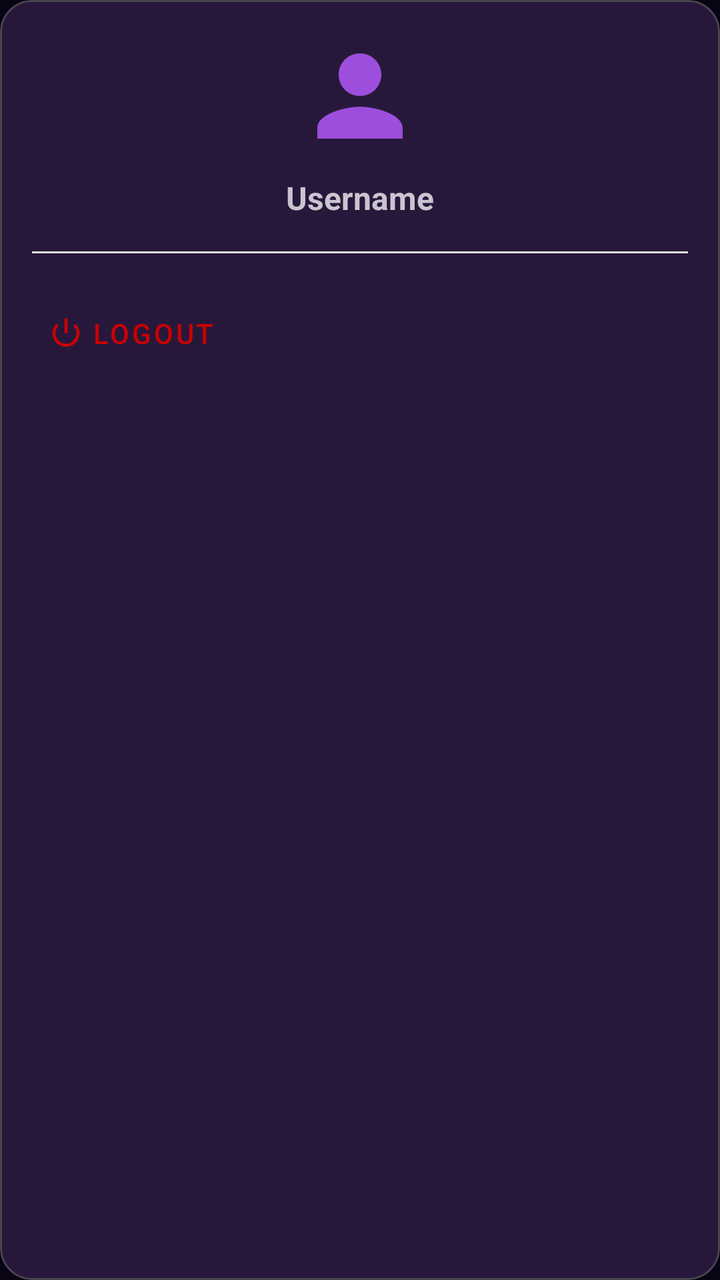
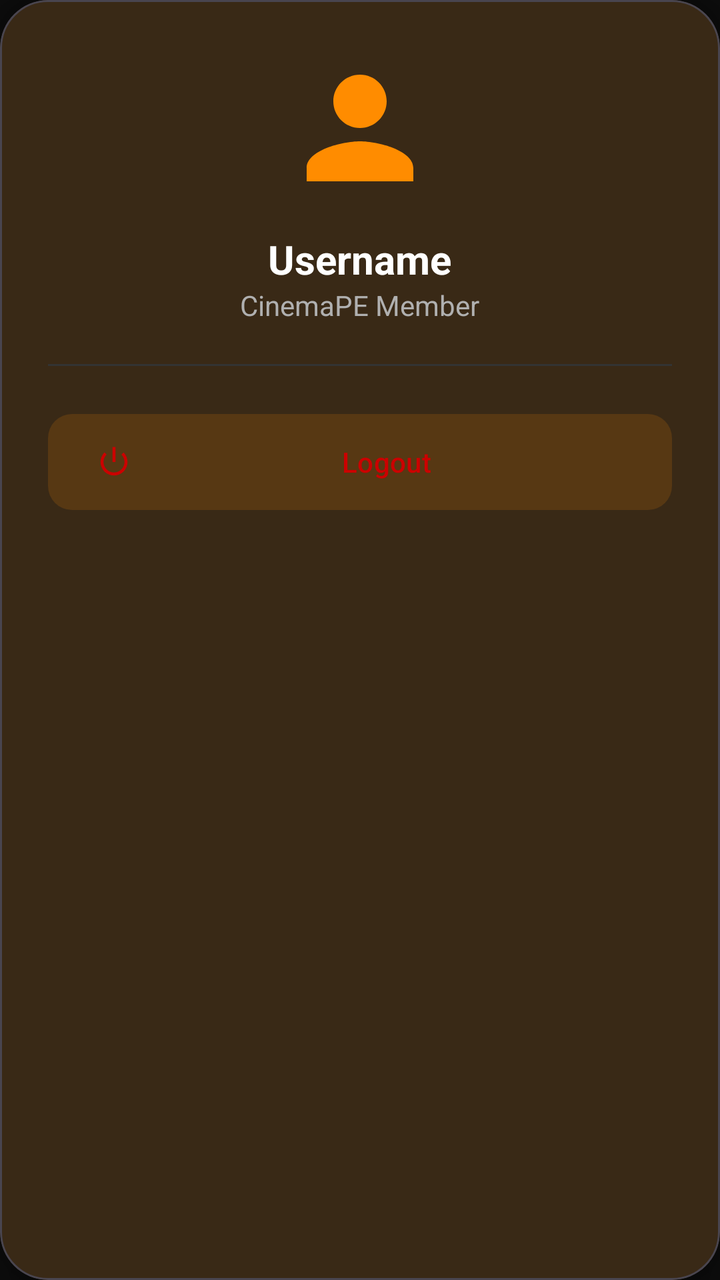

Two renders of the same Android screen: before a commit and after it. Below are the layout's source before the change and the commit's diff.
<!-- AndroidManifest.xml: application theme Theme.CinemaPE -->
<!-- res/layout/layout_profile_dialog.xml -->
<?xml version="1.0" encoding="utf-8"?>
<com.google.android.material.card.MaterialCardView xmlns:android="http://schemas.android.com/apk/res/android"
    xmlns:app="http://schemas.android.com/apk/res-auto"
    android:layout_width="280dp"
    android:layout_height="wrap_content"
    app:cardCornerRadius="16dp"
    app:cardElevation="8dp">

    <LinearLayout
        android:layout_width="match_parent"
        android:layout_height="wrap_content"
        android:orientation="vertical"
        android:padding="16dp">

        <ImageView
            android:layout_width="64dp"
            android:layout_height="64dp"
            android:layout_gravity="center"
            android:src="@drawable/ic_profile"
            app:tint="?attr/colorPrimary" />

        <TextView
            android:id="@+id/tvUsername"
            android:layout_width="wrap_content"
            android:layout_height="wrap_content"
            android:layout_gravity="center"
            android:layout_marginTop="8dp"
            android:text="Username"
            android:textSize="16sp"
            android:textStyle="bold" />

        <View
            android:layout_width="match_parent"
            android:layout_height="1dp"
            android:layout_marginVertical="16dp"
            android:background="#DDDDDD" />

        <com.google.android.material.button.MaterialButton
            android:id="@+id/btn_logout"
            style="@style/Widget.MaterialComponents.Button.TextButton"
            android:layout_width="match_parent"
            android:layout_height="wrap_content"
            android:gravity="start|center_vertical"
            android:text="Logout"
            android:textColor="@android:color/holo_red_dark"
            app:icon="@android:drawable/ic_lock_power_off"
            app:iconTint="@android:color/holo_red_dark" />

    </LinearLayout>
</com.google.android.material.card.MaterialCardView>
<!-- resources referenced by this layout -->
<resources>
  <!-- drawable ic_profile (drawable) -->
  <vector xmlns:android="http://schemas.android.com/apk/res/android"
      android:width="24dp"
      android:height="24dp"
      android:viewportWidth="24"
      android:viewportHeight="24"
      android:tint="?attr/colorControlNormal">
      <path
          android:fillColor="@android:color/white"
          android:pathData="M12,12c2.21,0 4,-1.79 4,-4s-1.79,-4 -4,-4 -4,1.79 -4,4 1.79,4 4,4zM12,14c-2.67,0 -8,1.34 -8,4v2h16v-2c0,-2.66 -5.33,-4 -8,-4z" />
  </vector>
  <style name="Theme.CinemaPE" parent="Base.Theme.CinemaPE" />
  <style name="Base.Theme.CinemaPE" parent="Theme.Material3.Dark.NoActionBar">
          <item name="colorPrimary">@color/purple_primary</item>
          <item name="colorOnPrimary">@color/purple_bg_dark</item>
  
          <item name="android:windowBackground">@color/purple_bg_dark</item>
          <item name="colorSurface">@color/purple_card_dark</item>
          <item name="colorOnSurface">@color/text_main</item>
  
          <item name="colorPrimaryContainer">@color/purple_bg_dark</item>
          <item name="colorOnPrimaryContainer">@color/purple_primary</item>
          <item name="colorSurfaceVariant">@color/purple_bg_dark</item>
  
          <item name="colorSecondaryContainer">#269D4EDD</item>
          <item name="colorOnSecondaryContainer">@color/purple_primary</item>
  
          <item name="android:statusBarColor">@color/purple_bg_dark</item>
      </style>
  <color name="purple_primary">#FF9D4EDD</color>
  <color name="purple_bg_dark">#FF0A0516</color>
  <color name="purple_card_dark">#FF181126</color>
  <color name="text_main">#FFF5F5F7</color>
</resources>

<!-- the commit's change to res/layout/layout_profile_dialog.xml (unified diff, before → after) -->
@@ -1,50 +1,58 @@
 <?xml version="1.0" encoding="utf-8"?>
 <com.google.android.material.card.MaterialCardView xmlns:android="http://schemas.android.com/apk/res/android"
     xmlns:app="http://schemas.android.com/apk/res-auto"
-    android:layout_width="280dp"
+    android:layout_width="320dp"
     android:layout_height="wrap_content"
-    app:cardCornerRadius="16dp"
-    app:cardElevation="8dp">
+    app:cardCornerRadius="24dp"
+    app:cardElevation="12dp"
+    app:cardBackgroundColor="@color/black_card_dark">
 
     <LinearLayout
         android:layout_width="match_parent"
         android:layout_height="wrap_content"
         android:orientation="vertical"
-        android:padding="16dp">
+        android:padding="24dp"
+        android:gravity="center">
 
         <ImageView
-            android:layout_width="64dp"
-            android:layout_height="64dp"
-            android:layout_gravity="center"
+            android:layout_width="80dp"
+            android:layout_height="80dp"
             android:src="@drawable/ic_profile"
-            app:tint="?attr/colorPrimary" />
+            app:tint="@color/orange_primary" />
 
         <TextView
             android:id="@+id/tvUsername"
             android:layout_width="wrap_content"
             android:layout_height="wrap_content"
-            android:layout_gravity="center"
-            android:layout_marginTop="8dp"
+            android:layout_marginTop="12dp"
             android:text="Username"
-            android:textSize="16sp"
+            android:textColor="@color/white"
+            android:textSize="20sp"
             android:textStyle="bold" />
+
+        <TextView
+            android:layout_width="wrap_content"
+            android:layout_height="wrap_content"
+            android:text="CinemaPE Member"
+            android:textColor="@color/text_muted"
+            android:textSize="14sp" />
 
         <View
             android:layout_width="match_parent"
             android:layout_height="1dp"
-            android:layout_marginVertical="16dp"
-            android:background="#DDDDDD" />
+            android:layout_marginVertical="20dp"
+            android:background="#333333" />
 
         <com.google.android.material.button.MaterialButton
             android:id="@+id/btn_logout"
-            style="@style/Widget.MaterialComponents.Button.TextButton"
+            style="@style/Widget.Material3.Button.TonalButton"
             android:layout_width="match_parent"
-            android:layout_height="wrap_content"
-            android:gravity="start|center_vertical"
+            android:layout_height="56dp"
             android:text="Logout"
             android:textColor="@android:color/holo_red_dark"
             app:icon="@android:drawable/ic_lock_power_off"
-            app:iconTint="@android:color/holo_red_dark" />
+            app:iconTint="@android:color/holo_red_dark"
+            app:cornerRadius="12dp"/>
 
     </LinearLayout>
 </com.google.android.material.card.MaterialCardView>
<!-- resource entries referenced after the edit -->
@@ -1,5 +1,9 @@
 <!-- resources referenced by this layout -->
 <resources>
+  <color name="black_card_dark">#1A1A1A</color>
+  <color name="orange_primary">#FF8C00</color>
+  <color name="text_muted">#B0B0B0</color>
+  <color name="white">#FFFFFFFF</color>
   <!-- drawable ic_profile (drawable) -->
   <vector xmlns:android="http://schemas.android.com/apk/res/android"
       android:width="24dp"
@@ -13,25 +17,24 @@
   </vector>
   <style name="Theme.CinemaPE" parent="Base.Theme.CinemaPE" />
   <style name="Base.Theme.CinemaPE" parent="Theme.Material3.Dark.NoActionBar">
-          <item name="colorPrimary">@color/purple_primary</item>
-          <item name="colorOnPrimary">@color/purple_bg_dark</item>
+          
+          <item name="colorPrimary">@color/orange_primary</item>
+          <item name="colorOnPrimary">@color/black_bg_dark</item>
   
-          <item name="android:windowBackground">@color/purple_bg_dark</item>
-          <item name="colorSurface">@color/purple_card_dark</item>
+          <item name="android:windowBackground">@color/black_bg_dark</item>
+          <item name="colorSurface">@color/black_card_dark</item>
           <item name="colorOnSurface">@color/text_main</item>
   
-          <item name="colorPrimaryContainer">@color/purple_bg_dark</item>
-          <item name="colorOnPrimaryContainer">@color/purple_primary</item>
-          <item name="colorSurfaceVariant">@color/purple_bg_dark</item>
+          <item name="colorPrimaryContainer">@color/black_bg_dark</item>
+          <item name="colorOnPrimaryContainer">@color/orange_primary</item>
+          <item name="colorSurfaceVariant">@color/black_bg_dark</item>
   
-          <item name="colorSecondaryContainer">#269D4EDD</item>
-          <item name="colorOnSecondaryContainer">@color/purple_primary</item>
+          <item name="colorSecondaryContainer">#26FF8C00</item> 
+          <item name="colorOnSecondaryContainer">@color/orange_primary</item>
   
-          <item name="android:statusBarColor">@color/purple_bg_dark</item>
+          <item name="android:statusBarColor">@color/black_bg_dark</item>
       </style>
-  <color name="purple_primary">#FF9D4EDD</color>
-  <color name="purple_bg_dark">#FF0A0516</color>
-  <color name="purple_card_dark">#FF181126</color>
-  <color name="text_main">#FFF5F5F7</color>
+  <color name="black_bg_dark">#0C0C0C</color>
+  <color name="text_main">#FFFFFF</color>
 </resources>
 
